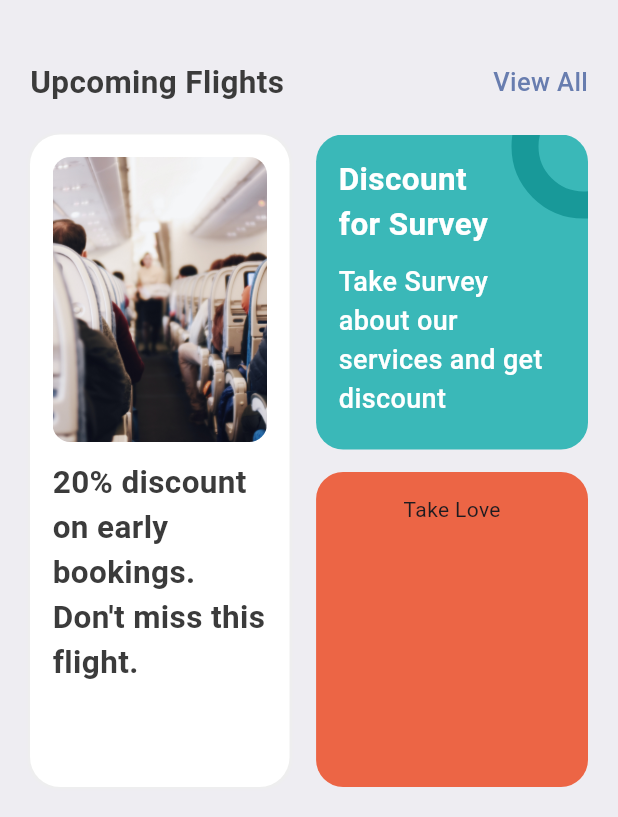
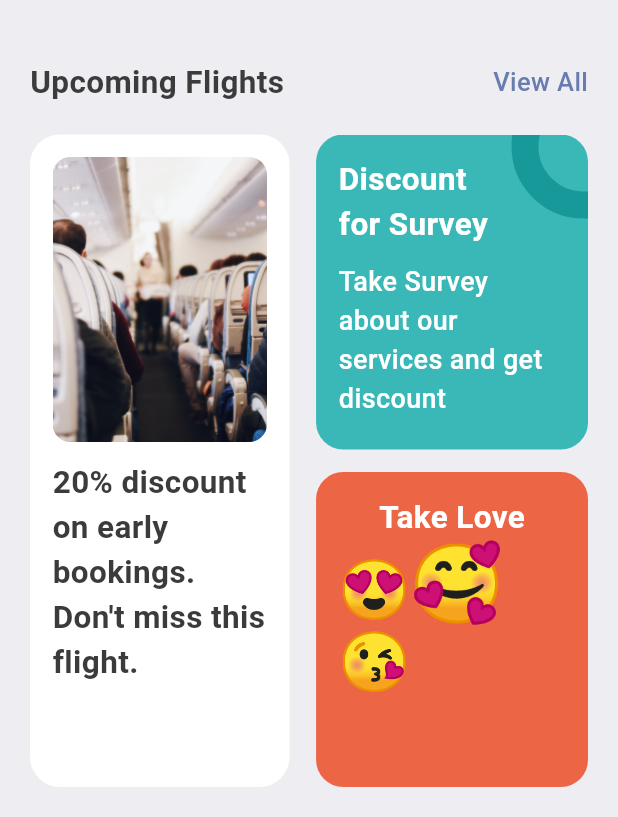
Before and after one commit to KHALEDKHLYAN/TIckets_App, a Flutter app: the SerchScreen screen opened directly, scrolled down 137 dp, on a phone screen of 412 x 824 dp, the part 419-1236 px from its top. Run offline on Flutter 3.47's test engine with Material 3 defaults, Android fonts, the phone set to English and light mode, and no system bars; our stand-ins replace fluentui_icons.

Commit message:
Tickets Screen

```diff
--- a/lib/base/bottom_nav_bar.dart
+++ b/lib/base/bottom_nav_bar.dart
@@ -2,6 +2,7 @@ import 'package:fluentui_icons/fluentui_icons.dart';
 import 'package:flutter/material.dart';
 import 'package:ticket_app/screens/home/home_screen.dart';
 import 'package:ticket_app/screens/serch/serch_screen.dart';
+import 'package:ticket_app/screens/tickets/ticket_screens.dart';
 
 class BottomNavBar extends StatefulWidget {
   const BottomNavBar({super.key});
@@ -14,7 +15,7 @@ class _BottomNavBarState extends State<BottomNavBar> {
   final appScreens = [
     HomeScreen(),
     SerchScreen(),
-    Center(child: Text("Tickets")),
+    TicketScreens(),
     Center(child: Text("Profile")),
   ];
 
--- a/lib/screens/serch/serch_screen.dart
+++ b/lib/screens/serch/serch_screen.dart
@@ -1,18 +1,16 @@
 import 'package:flutter/material.dart';
-import 'package:ticket_app/base/res/media.dart';
 import 'package:ticket_app/base/res/styles/app_styles.dart';
 import 'package:ticket_app/base/widgets/app_double_text.dart';
 import 'package:ticket_app/screens/serch/widgets/app_text_icon.dart';
 import 'package:ticket_app/screens/serch/widgets/app_ticket_tab.dart';
 import 'package:ticket_app/screens/serch/widgets/find_tickets.dart';
+import 'package:ticket_app/screens/serch/widgets/ticket_promotion.dart';
 
 class SerchScreen extends StatelessWidget {
   const SerchScreen({super.key});
 
   @override
   Widget build(BuildContext context) {
-    final size = MediaQuery.of(context).size;
-
     return Scaffold(
       backgroundColor: AppStyles.bgColor,
       body: ListView(
@@ -43,111 +41,7 @@ class SerchScreen extends StatelessWidget {
             func: () => Navigator.pushNamed(context, "/all_tickets"),
           ),
           SizedBox(height: 20),
-          Row(
-            mainAxisAlignment: MainAxisAlignment.spaceBetween,
-            children: [
-              Container(
-                padding: EdgeInsets.symmetric(horizontal: 15, vertical: 15),
-                width: size.width * .42,
-                height: 435,
-                decoration: BoxDecoration(
-                  borderRadius: BorderRadius.circular(20),
-                  color: Colors.white,
-                  boxShadow: [
-                    BoxShadow(
-                      blurRadius: 1,
-                      spreadRadius: 1,
-                      color: Colors.grey.shade200,
-                    ),
-                  ],
-                ),
-                child: Column(
-                  children: [
-                    Container(
-                      height: 190,
-                      decoration: BoxDecoration(
-                        borderRadius: BorderRadius.circular(12),
-                        image: DecorationImage(
-                            image: AssetImage(AppMedia.planeSit),
-                            fit: BoxFit.cover),
-                      ),
-                    ),
-                    SizedBox(height: 12),
-                    Text(
-                      "20% discount on early bookings. Don't miss this flight.",
-                      style: AppStyles.headLineStyle2,
-                    )
-                  ],
-                ),
-              ),
-              Column(
-                children: [
-                  Stack(
-                    children: [
-                      Container(
-                        padding:
-                            EdgeInsets.symmetric(horizontal: 15, vertical: 15),
-                        width: size.width * .44,
-                        height: 210,
-                        decoration: BoxDecoration(
-                          borderRadius: BorderRadius.circular(18),
-                          color: Color(0xFF3AB8B8),
-                        ),
-                        child: Column(
-                          crossAxisAlignment: CrossAxisAlignment.start,
-                          children: [
-                            Text(
-                              "Discount\nfor Survey",
-                              style: AppStyles.headLineStyle2.copyWith(
-                                  color: Colors.white,
-                                  fontWeight: FontWeight.bold),
-                            ),
-                            SizedBox(height: 10),
-                            Text(
-                              "Take Survey about our services and get discount",
-                              style: AppStyles.headLineStyle2.copyWith(
-                                  color: Colors.white,
-                                  fontWeight: FontWeight.w500,
-                                  fontSize: 18),
-                            ),
-                          ],
-                        ),
-                      ),
-                      Positioned(
-                        right: -45,
-                        top: -40,
-                        child: Container(
-                          padding: EdgeInsets.all(30),
-                          decoration: BoxDecoration(
-                            shape: BoxShape.circle,
-                            border: Border.all(
-                              width: 18,
-                              color: AppStyles.circleColor,
-                            ),
-                          ),
-                        ),
-                      ),
-                    ],
-                  ),
-                  SizedBox(height: 15),
-                  Container(
-                    padding: EdgeInsets.symmetric(horizontal: 15, vertical: 15),
-                    width: size.width * .44,
-                    height: 210,
-                    decoration: BoxDecoration(
-                      color: Color(0xFFEC6545),
-                      borderRadius: BorderRadius.circular(18),
-                    ),
-                    child: Column(
-                      children: [
-                        Text("Take Love"),
-                      ],
-                    ),
-                  )
-                ],
-              ),
-            ],
-          )
+          TicketPromotion()
         ],
       ),
     );
--- /dev/null
+++ b/lib/screens/serch/widgets/ticket_promotion.dart
@@ -0,0 +1,126 @@
+import 'package:flutter/material.dart';
+import 'package:ticket_app/base/res/media.dart';
+import 'package:ticket_app/base/res/styles/app_styles.dart';
+
+class TicketPromotion extends StatelessWidget {
+  const TicketPromotion({super.key});
+
+  @override
+  Widget build(BuildContext context) {
+    final size = MediaQuery.of(context).size;
+
+    return Row(
+      mainAxisAlignment: MainAxisAlignment.spaceBetween,
+      children: [
+        Container(
+          padding: EdgeInsets.symmetric(horizontal: 15, vertical: 15),
+          width: size.width * .42,
+          height: 435,
+          decoration: BoxDecoration(
+            borderRadius: BorderRadius.circular(20),
+            color: Colors.white,
+            boxShadow: [
+              BoxShadow(
+                blurRadius: 1,
+                spreadRadius: 1,
+                color: Colors.grey.shade200,
+              ),
+            ],
+          ),
+          child: Column(
+            children: [
+              Container(
+                height: 190,
+                decoration: BoxDecoration(
+                  borderRadius: BorderRadius.circular(12),
+                  image: DecorationImage(
+                      image: AssetImage(AppMedia.planeSit), fit: BoxFit.cover),
+                ),
+              ),
+              SizedBox(height: 12),
+              Text(
+                "20% discount on early bookings. Don't miss this flight.",
+                style: AppStyles.headLineStyle2,
+              )
+            ],
+          ),
+        ),
+        Column(
+          children: [
+            Stack(
+              children: [
+                Container(
+                  padding: EdgeInsets.symmetric(horizontal: 15, vertical: 15),
+                  width: size.width * .44,
+                  height: 210,
+                  decoration: BoxDecoration(
+                    borderRadius: BorderRadius.circular(18),
+                    color: Color(0xFF3AB8B8),
+                  ),
+                  child: Column(
+                    crossAxisAlignment: CrossAxisAlignment.start,
+                    children: [
+                      Text(
+                        "Discount\nfor Survey",
+                        style: AppStyles.headLineStyle2.copyWith(
+                            color: Colors.white, fontWeight: FontWeight.bold),
+                      ),
+                      SizedBox(height: 10),
+                      Text(
+                        "Take Survey about our services and get discount",
+                        style: AppStyles.headLineStyle2.copyWith(
+                            color: Colors.white,
+                            fontWeight: FontWeight.w500,
+                            fontSize: 18),
+                      ),
+                    ],
+                  ),
+                ),
+                Positioned(
+                  right: -45,
+                  top: -40,
+                  child: Container(
+                    padding: EdgeInsets.all(30),
+                    decoration: BoxDecoration(
+                      shape: BoxShape.circle,
+                      border: Border.all(
+                        width: 18,
+                        color: AppStyles.circleColor,
+                      ),
+                    ),
+                  ),
+                ),
+              ],
+            ),
+            SizedBox(height: 15),
+            Container(
+              padding: EdgeInsets.symmetric(horizontal: 15, vertical: 15),
+              width: size.width * .44,
+              height: 210,
+              decoration: BoxDecoration(
+                color: Color(0xFFEC6545),
+                borderRadius: BorderRadius.circular(18),
+              ),
+              child: Column(
+                children: [
+                  Text(
+                    "Take Love",
+                    style:
+                        AppStyles.headLineStyle2.copyWith(color: Colors.white),
+                  ),
+                  RichText(
+                    text: const TextSpan(children: [
+                      TextSpan(text: '😍', style: TextStyle(fontSize: 38)),
+                      TextSpan(text: '🥰', style: TextStyle(fontSize: 50)),
+                      TextSpan(text: '😘', style: TextStyle(fontSize: 38)),
+                    ]),
+                  ),
+                ],
+              ),
+            )
+          ],
+        ),
+      ],
+    );
+  }
+}
--- /dev/null
+++ b/lib/screens/tickets/ticket_screens.dart
@@ -0,0 +1,14 @@
+import 'package:flutter/material.dart';
+
+class TicketScreens extends StatelessWidget {
+  const TicketScreens({super.key});
+
+  @override
+  Widget build(BuildContext context) {
+    return Scaffold(
+      body: ListView(
+        children: [],
+      ),
+    );
+  }
+}
```
